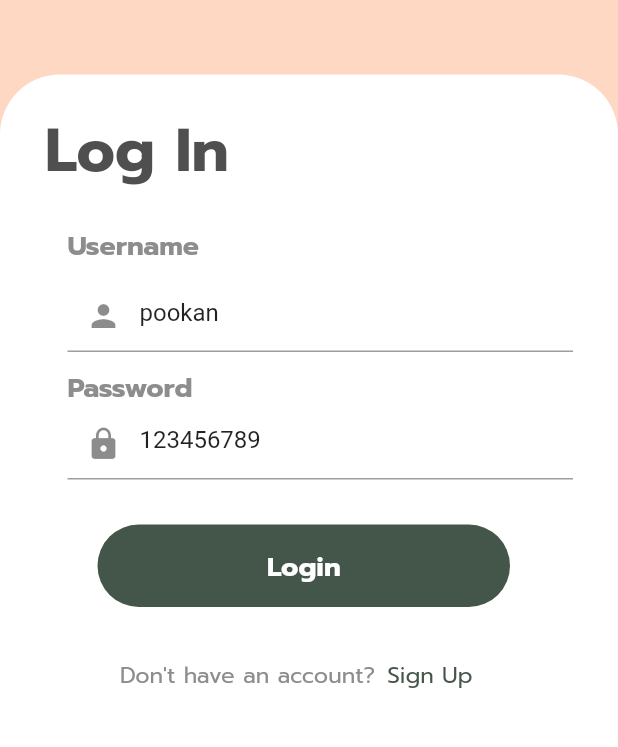
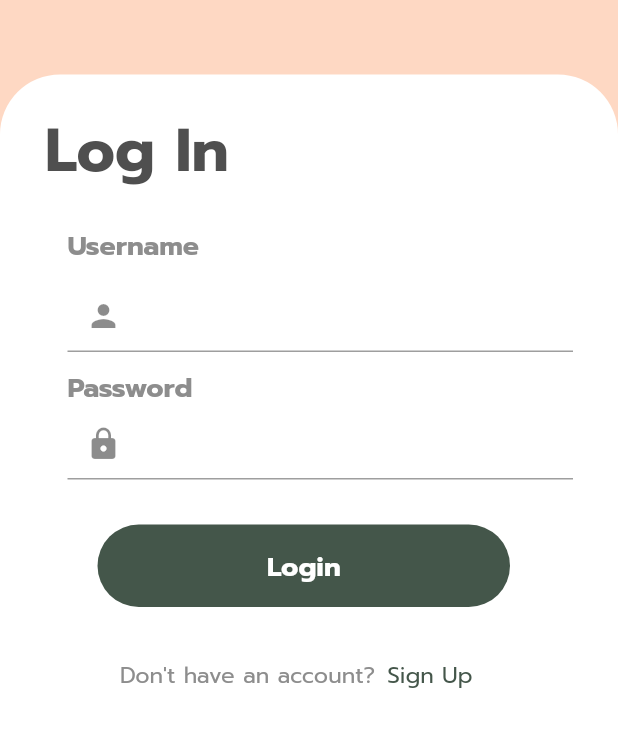
Before and after one commit to pookantong/quiz_app, a Flutter app: the screen it shows after launch, on a phone screen of 412 x 824 dp, the part 404-1151 px from its top. Run offline on Flutter 3.47's test engine with Material 2 defaults, Android fonts, the phone set to English and light mode, and no system bars; our stand-ins replace bloc, equatable, flutter_bloc, flutter_secure_storage, hexcolor.

Commit message:
fix: prename for debug

```diff
--- a/lib/src/pages/home/home_page.dart
+++ b/lib/src/pages/home/home_page.dart
@@ -56,7 +56,7 @@ class _HomePageState extends State<HomePage> {
                   );
 
                 default:
-                  return const SizedBox(
+                  return const Center(
                     child: Text('Loading...'),
                   );
               }
--- a/lib/src/pages/login/login_page.dart
+++ b/lib/src/pages/login/login_page.dart
@@ -19,8 +19,8 @@ class _LoginPageState extends State<LoginPage> {
   @override
   void initState() {
     super.initState();
-    _usernameController.text = "pookan";
-    _passwordController.text = "123456789";
+    _usernameController.text = "";
+    _passwordController.text = "";
   }
 
   @override
--- a/lib/src/pages/question/question_page.dart
+++ b/lib/src/pages/question/question_page.dart
@@ -87,8 +87,8 @@ class _QuestionPageState extends State<QuestionPage> {
                   ),
                 );
               default:
-                return const SizedBox(
-                  child: Text('data'),
+                return const Center(
+                  child: Text('Loading...'),
                 );
             }
           },
```
